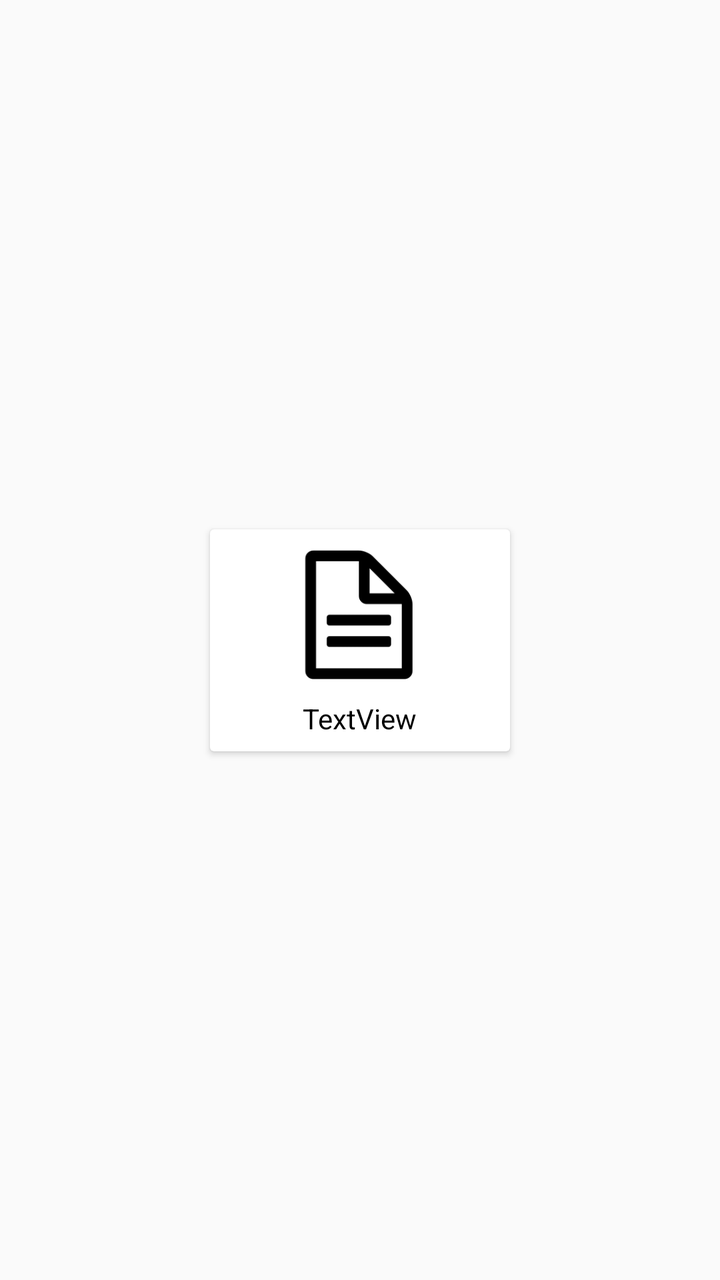
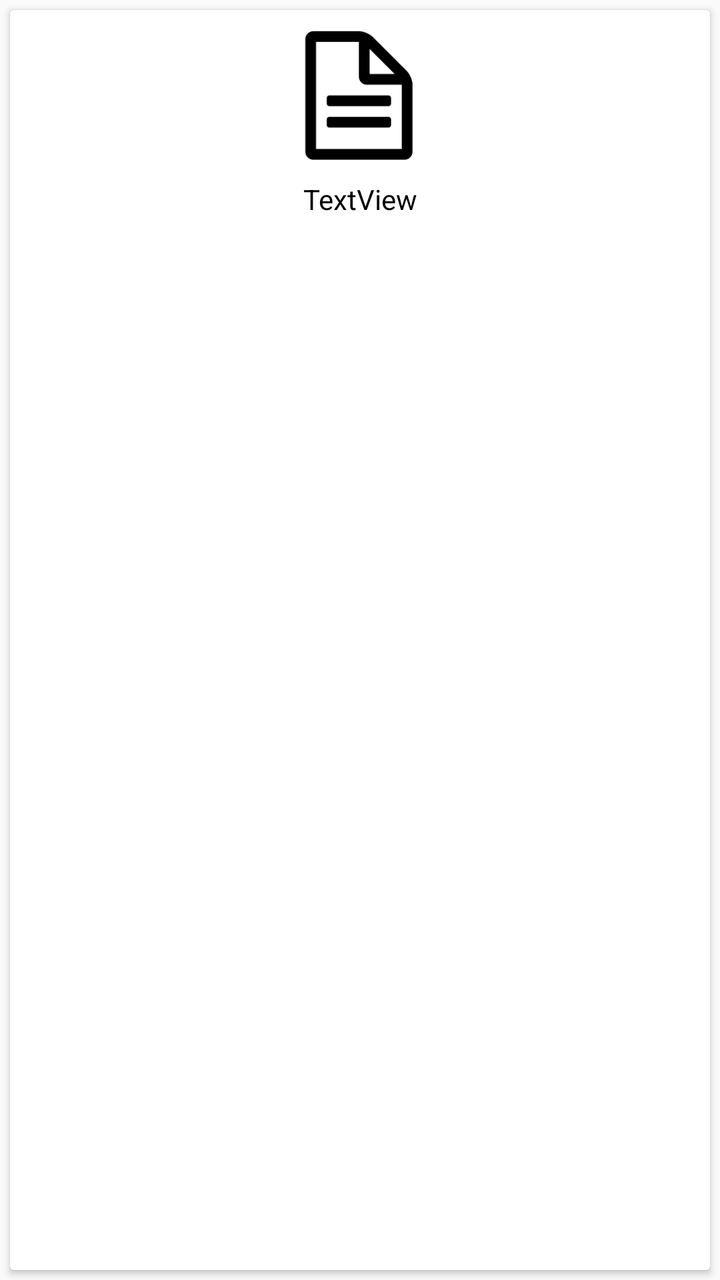

Compare the two renders of this Android layout. The source of the first and the diff that turns it into the second are given below.
<!-- AndroidManifest.xml: application theme AppTheme -->
<!-- res/layout/listview_files.xml -->
<?xml version="1.0" encoding="utf-8"?>
<androidx.constraintlayout.widget.ConstraintLayout xmlns:android="http://schemas.android.com/apk/res/android"
    xmlns:app="http://schemas.android.com/apk/res-auto"
    xmlns:tools="http://schemas.android.com/tools"
    xmlns:xsi="http://www.w3.org/2001/XMLSchema-instance"
    android:id="@+id/linearLayout"
    android:layout_width="wrap_content"
    android:layout_height="wrap_content">

    <androidx.cardview.widget.CardView
        android:id="@+id/cardView"
        android:layout_width="150dp"
        android:layout_height="111dp"
        android:layout_marginStart="5dp"
        android:layout_marginTop="5dp"
        android:layout_marginEnd="5dp"
        android:layout_marginBottom="5dp"
        app:layout_constraintBottom_toBottomOf="parent"
        app:layout_constraintEnd_toEndOf="parent"
        app:layout_constraintStart_toStartOf="parent"
        app:layout_constraintTop_toTopOf="parent"
        xsi:schemaLocation="http://schemas.android.com/apk/res-auto ">

        <ImageView
            android:id="@+id/imageView"
            android:layout_width="120dp"
            android:layout_height="75dp"
            android:layout_gravity="center_horizontal"
            android:layout_marginTop="5dp"
            android:layout_marginBottom="5dp"
            app:layout_constraintBottom_toTopOf="@+id/tvFileName"
            app:layout_constraintEnd_toEndOf="parent"
            app:layout_constraintStart_toStartOf="parent"
            app:layout_constraintTop_toTopOf="parent"
            app:srcCompat="@drawable/file" />

        <TextView
            android:id="@+id/tvFileName"
            android:layout_width="wrap_content"
            android:layout_height="wrap_content"
            android:layout_gravity="center_horizontal"
            android:layout_marginTop="85dp"
            android:layout_marginBottom="5dp"
            android:text="TextView"
            android:textColor="#000000"
            app:layout_constraintBottom_toBottomOf="parent"
            app:layout_constraintEnd_toEndOf="parent"
            app:layout_constraintStart_toStartOf="parent" />
    </androidx.cardview.widget.CardView>
</androidx.constraintlayout.widget.ConstraintLayout>
<!-- resources referenced by this layout -->
<resources>
  <!-- drawable file: png bitmap (drawable, 2215 bytes) -->
  <style name="AppTheme" parent="Theme.AppCompat.Light.DarkActionBar">
          
          <item name="colorPrimary">@color/colorPrimary</item>
          <item name="colorPrimaryDark">@color/colorPrimaryDark</item>
          <item name="colorAccent">@color/colorAccent</item>
      </style>
  <color name="colorPrimary">#008577</color>
  <color name="colorPrimaryDark">#00574B</color>
  <color name="colorAccent">#D81B60</color>
</resources>

<!-- the commit's change to res/layout/listview_files.xml (unified diff, before → after) -->
@@ -1,16 +1,17 @@
 <?xml version="1.0" encoding="utf-8"?>
-<androidx.constraintlayout.widget.ConstraintLayout xmlns:android="http://schemas.android.com/apk/res/android"
+<LinearLayout xmlns:android="http://schemas.android.com/apk/res/android"
     xmlns:app="http://schemas.android.com/apk/res-auto"
     xmlns:tools="http://schemas.android.com/tools"
     xmlns:xsi="http://www.w3.org/2001/XMLSchema-instance"
     android:id="@+id/linearLayout"
-    android:layout_width="wrap_content"
-    android:layout_height="wrap_content">
+    android:layout_width="match_parent"
+    android:layout_height="wrap_content"
+    android:orientation="vertical">
 
     <androidx.cardview.widget.CardView
         android:id="@+id/cardView"
-        android:layout_width="150dp"
-        android:layout_height="111dp"
+        android:layout_width="match_parent"
+        android:layout_height="match_parent"
         android:layout_marginStart="5dp"
         android:layout_marginTop="5dp"
         android:layout_marginEnd="5dp"
@@ -36,15 +37,16 @@
 
         <TextView
             android:id="@+id/tvFileName"
-            android:layout_width="wrap_content"
+            android:layout_width="match_parent"
             android:layout_height="wrap_content"
-            android:layout_gravity="center_horizontal"
+            android:layout_gravity="fill_horizontal"
             android:layout_marginTop="85dp"
             android:layout_marginBottom="5dp"
+            android:gravity="center_horizontal"
             android:text="TextView"
             android:textColor="#000000"
             app:layout_constraintBottom_toBottomOf="parent"
             app:layout_constraintEnd_toEndOf="parent"
             app:layout_constraintStart_toStartOf="parent" />
     </androidx.cardview.widget.CardView>
-</androidx.constraintlayout.widget.ConstraintLayout>
+</LinearLayout>
